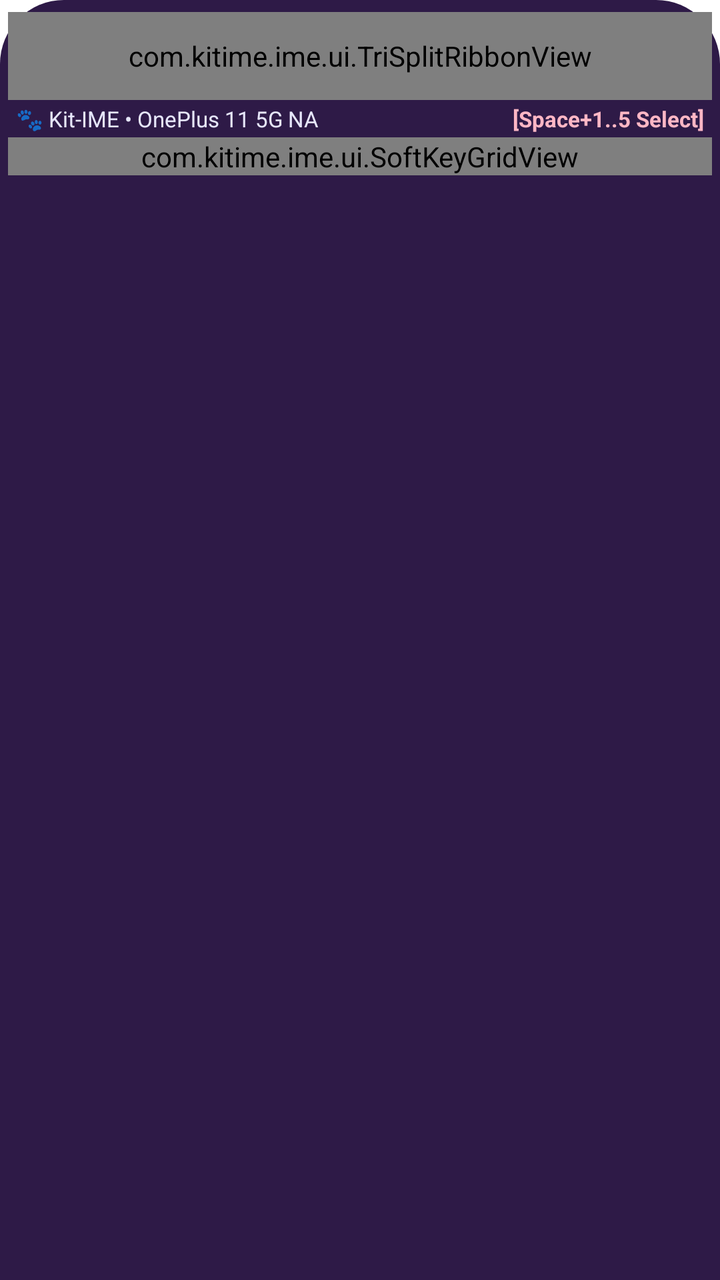
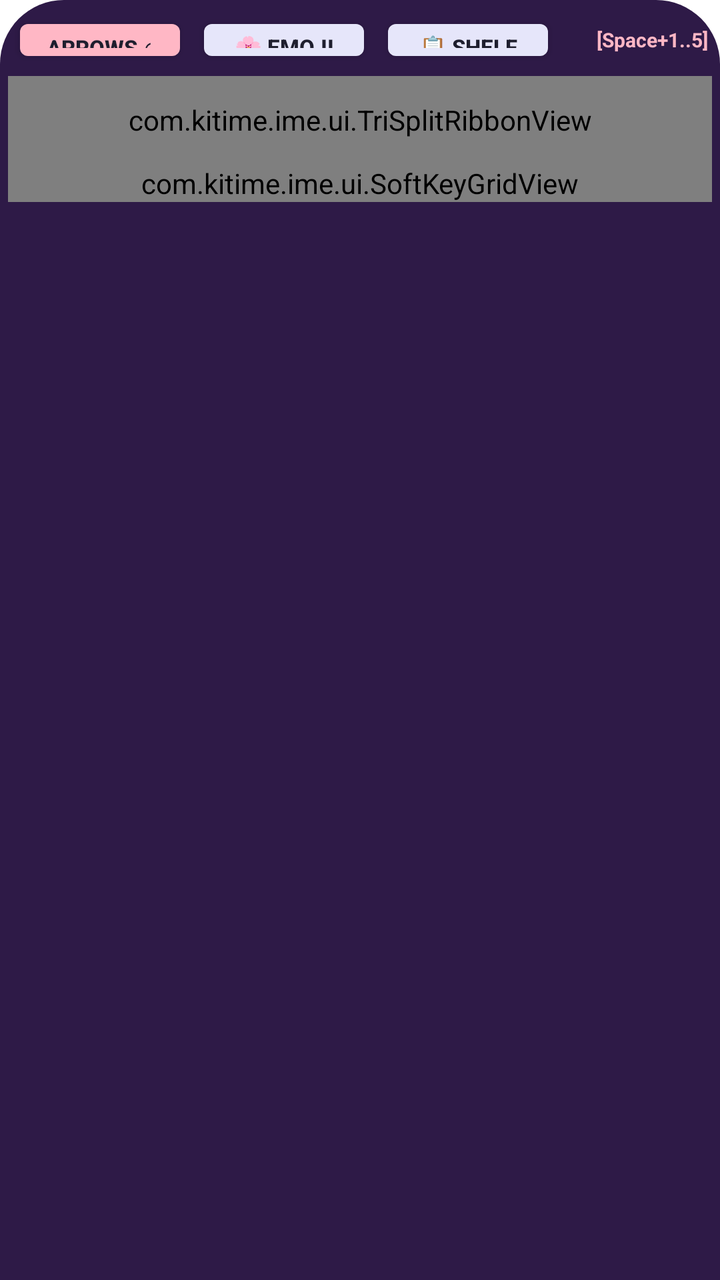

The first picture is an Android layout as it rendered before a commit; the second is the same layout after the commit. The layout source and the unified diff follow.
<!-- AndroidManifest.xml: application theme Theme.KitIme -->
<!-- res/layout/view_ime_panel.xml -->
<?xml version="1.0" encoding="utf-8"?>
<LinearLayout xmlns:android="http://schemas.android.com/apk/res/android"
    android:id="@+id/layout_ime_root"
    android:layout_width="match_parent"
    android:layout_height="wrap_content"
    android:orientation="vertical"
    android:background="@drawable/bg_ime_panel"
    android:visibility="visible"
    android:paddingTop="6dp"
    android:paddingBottom="6dp"
    android:paddingStart="4dp"
    android:paddingEnd="4dp">

    
    <LinearLayout
        android:id="@+id/layout_send_guard_bar"
        android:layout_width="match_parent"
        android:layout_height="wrap_content"
        android:orientation="horizontal"
        android:gravity="center_vertical"
        android:visibility="gone"
        android:padding="8dp"
        android:layout_marginBottom="6dp"
        android:background="@drawable/bg_candidate_greenlit">

        <TextView
            android:id="@+id/tv_send_guard_prompt"
            android:layout_width="0dp"
            android:layout_height="wrap_content"
            android:layout_weight="1"
            android:text="✨ Ready to Send? Press Enter / Tap Confirm"
            android:textColor="@color/kawaii_gold"
            android:textStyle="bold"
            android:textSize="13sp" />

        <Button
            android:id="@+id/btn_send_confirm"
            android:layout_width="wrap_content"
            android:layout_height="36dp"
            android:text="Confirm 🐾"
            android:textSize="12sp"
            android:textColor="@color/kawaii_slate"
            android:backgroundTint="@color/kawaii_greenlight" />

        <Button
            android:id="@+id/btn_send_cancel"
            android:layout_width="wrap_content"
            android:layout_height="36dp"
            android:layout_marginStart="4dp"
            android:text="Cancel ✕"
            android:textSize="12sp"
            android:textColor="@color/kawaii_lavender"
            android:backgroundTint="@color/kawaii_slot_bg" />
    </LinearLayout>

    
    <com.kitime.ime.ui.TriSplitRibbonView
        android:id="@+id/tri_split_ribbon"
        android:layout_width="match_parent"
        android:layout_height="44dp"
        android:visibility="visible" />

    
    <LinearLayout
        android:id="@+id/layout_aux_bar"
        android:layout_width="match_parent"
        android:layout_height="wrap_content"
        android:orientation="horizontal"
        android:gravity="center_vertical"
        android:visibility="visible"
        android:paddingStart="4dp"
        android:paddingEnd="4dp"
        android:paddingTop="2dp"
        android:paddingBottom="2dp">

        <TextView
            android:id="@+id/tv_status_badge"
            android:layout_width="0dp"
            android:layout_height="wrap_content"
            android:layout_weight="1"
            android:text="🐾 Kit-IME • OnePlus 11 5G NA"
            android:textColor="@color/kawaii_lavender"
            android:textSize="11sp" />

        <TextView
            android:id="@+id/tv_chord_hint"
            android:layout_width="wrap_content"
            android:layout_height="wrap_content"
            android:text="[Space+1..5 Select]"
            android:textColor="@color/kawaii_pink"
            android:textStyle="bold"
            android:textSize="11sp" />
    </LinearLayout>

    
    <com.kitime.ime.ui.SoftKeyGridView
        android:id="@+id/soft_key_grid"
        android:layout_width="match_parent"
        android:layout_height="wrap_content"
        android:visibility="visible" />

</LinearLayout>
<!-- resources referenced by this layout -->
<resources>
  <color name="kawaii_gold">#FFFBEB</color>
  <color name="kawaii_greenlight">#81C784</color>
  <color name="kawaii_lavender">#E6E6FA</color>
  <color name="kawaii_pink">#FFB7C5</color>
  <color name="kawaii_slate">#1E1E2E</color>
  <color name="kawaii_slot_bg">#25163A</color>
  <!-- drawable bg_candidate_greenlit (drawable) -->
  <?xml version="1.0" encoding="utf-8"?>
  <shape xmlns:android="http://schemas.android.com/apk/res/android"
      android:shape="rectangle">
      <corners android:radius="14dp" />
      <solid android:color="#1F3A2A" />
      <stroke
          android:width="2.5dp"
          android:color="@color/kawaii_greenlight" />
  </shape>
  <!-- drawable bg_ime_panel (drawable) -->
  <?xml version="1.0" encoding="utf-8"?>
  <shape xmlns:android="http://schemas.android.com/apk/res/android"
      android:shape="rectangle">
      <corners
          android:topLeftRadius="32dp"
          android:topRightRadius="32dp"
          android:bottomLeftRadius="0dp"
          android:bottomRightRadius="0dp" />
      <solid android:color="@color/kawaii_indigo" />
  </shape>
  <style name="Theme.KitIme" parent="android:Theme.DeviceDefault.InputMethod">
          <item name="android:colorBackground">@color/kawaii_indigo</item>
      </style>
  <color name="kawaii_indigo">#2E1A47</color>
</resources>

<!-- the commit's change to res/layout/view_ime_panel.xml (unified diff, before → after) -->
@@ -6,8 +6,8 @@
     android:orientation="vertical"
     android:background="@drawable/bg_ime_panel"
     android:visibility="visible"
-    android:paddingTop="6dp"
-    android:paddingBottom="6dp"
+    android:paddingTop="4dp"
+    android:paddingBottom="4dp"
     android:paddingStart="4dp"
     android:paddingEnd="4dp">
 
@@ -20,7 +20,7 @@
         android:gravity="center_vertical"
         android:visibility="gone"
         android:padding="8dp"
-        android:layout_marginBottom="6dp"
+        android:layout_marginBottom="4dp"
         android:background="@drawable/bg_candidate_greenlit">
 
         <TextView
@@ -54,43 +54,79 @@
     </LinearLayout>
 
     
+    <LinearLayout
+        android:id="@+id/layout_quick_toolbar"
+        android:layout_width="match_parent"
+        android:layout_height="32dp"
+        android:orientation="horizontal"
+        android:gravity="center_vertical"
+        android:paddingStart="2dp"
+        android:paddingEnd="2dp"
+        android:layout_marginBottom="2dp">
+
+        
+        <Button
+            android:id="@+id/btn_toolbar_arrows"
+            android:layout_width="wrap_content"
+            android:layout_height="28dp"
+            android:text="Arrows ⤹"
+            android:textSize="11sp"
+            android:textStyle="bold"
+            android:textColor="@color/kawaii_slate"
+            android:backgroundTint="@color/kawaii_pink"
+            android:paddingStart="8dp"
+            android:paddingEnd="8dp"
+            android:layout_marginEnd="4dp" />
+
+        
+        <Button
+            android:id="@+id/btn_toolbar_emoji"
+            android:layout_width="wrap_content"
+            android:layout_height="28dp"
+            android:text="🌸 Emoji"
+            android:textSize="11sp"
+            android:textStyle="bold"
+            android:textColor="@color/kawaii_slate"
+            android:backgroundTint="@color/kawaii_lavender"
+            android:paddingStart="8dp"
+            android:paddingEnd="8dp"
+            android:layout_marginEnd="4dp" />
+
+        
+        <Button
+            android:id="@+id/btn_toolbar_clipboard"
+            android:layout_width="wrap_content"
+            android:layout_height="28dp"
+            android:text="📋 Shelf"
+            android:textSize="11sp"
+            android:textStyle="bold"
+            android:textColor="@color/kawaii_slate"
+            android:backgroundTint="@color/kawaii_lavender"
+            android:paddingStart="8dp"
+            android:paddingEnd="8dp"
+            android:layout_marginEnd="4dp" />
+
+        <View
+            android:layout_width="0dp"
+            android:layout_height="1dp"
+            android:layout_weight="1" />
+
+        <TextView
+            android:id="@+id/tv_chord_hint"
+            android:layout_width="wrap_content"
+            android:layout_height="wrap_content"
+            android:text="[Space+1..5]"
+            android:textColor="@color/kawaii_pink"
+            android:textStyle="bold"
+            android:textSize="10sp" />
+    </LinearLayout>
+
+    
     <com.kitime.ime.ui.TriSplitRibbonView
         android:id="@+id/tri_split_ribbon"
         android:layout_width="match_parent"
         android:layout_height="44dp"
         android:visibility="visible" />
-
-    
-    <LinearLayout
-        android:id="@+id/layout_aux_bar"
-        android:layout_width="match_parent"
-        android:layout_height="wrap_content"
-        android:orientation="horizontal"
-        android:gravity="center_vertical"
-        android:visibility="visible"
-        android:paddingStart="4dp"
-        android:paddingEnd="4dp"
-        android:paddingTop="2dp"
-        android:paddingBottom="2dp">
-
-        <TextView
-            android:id="@+id/tv_status_badge"
-            android:layout_width="0dp"
-            android:layout_height="wrap_content"
-            android:layout_weight="1"
-            android:text="🐾 Kit-IME • OnePlus 11 5G NA"
-            android:textColor="@color/kawaii_lavender"
-            android:textSize="11sp" />
-
-        <TextView
-            android:id="@+id/tv_chord_hint"
-            android:layout_width="wrap_content"
-            android:layout_height="wrap_content"
-            android:text="[Space+1..5 Select]"
-            android:textColor="@color/kawaii_pink"
-            android:textStyle="bold"
-            android:textSize="11sp" />
-    </LinearLayout>
 
     
     <com.kitime.ime.ui.SoftKeyGridView
